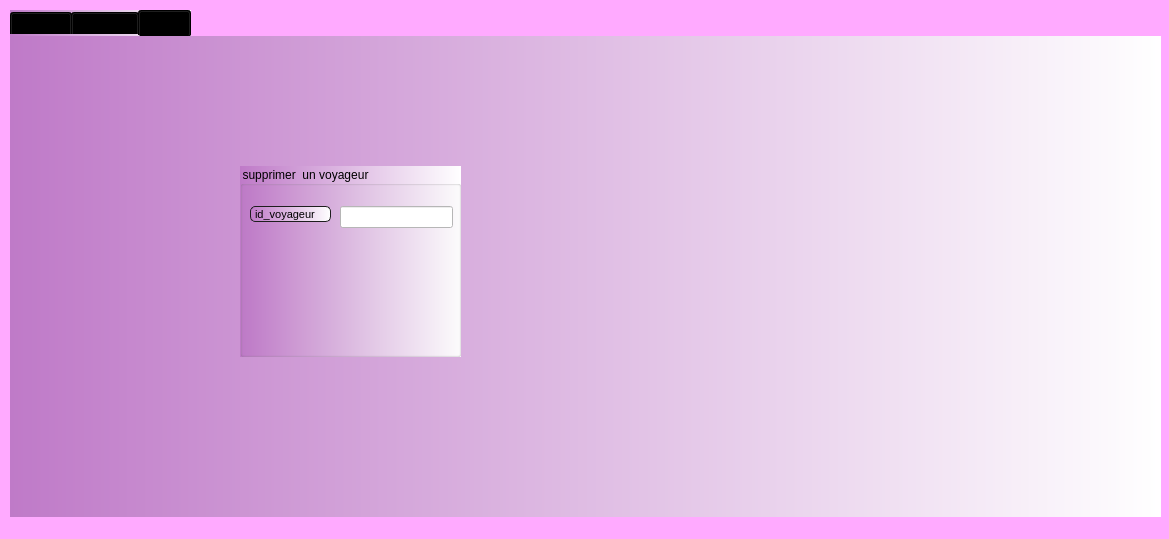
Old version of the form smart_airporttt/mainwindow.ui in the repository eya-sheikhrouhou/smart_airport-.
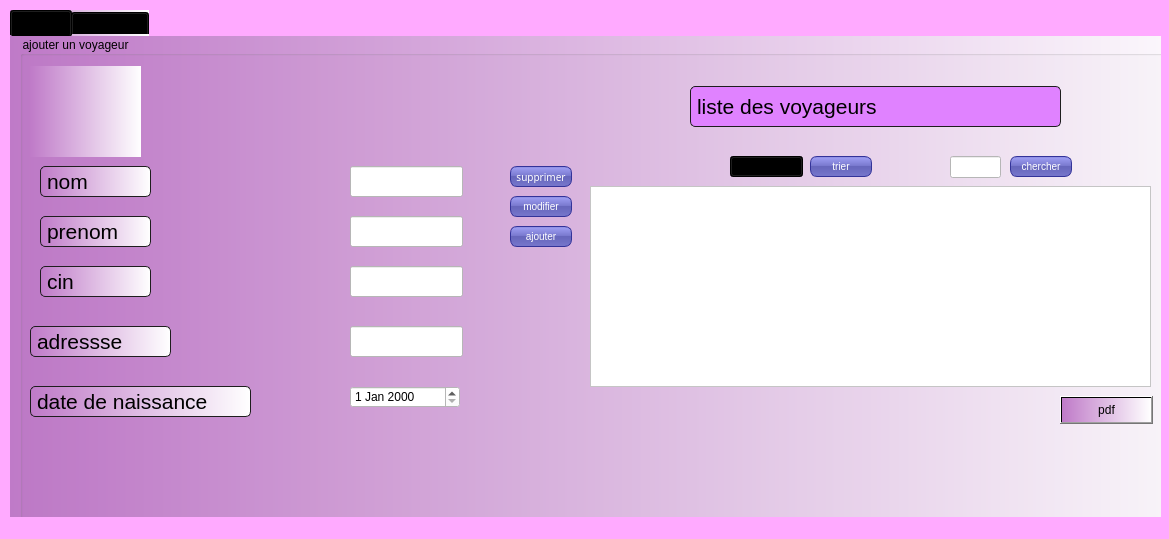
New version of the form. The open tabs and pages were chosen to show the change. Icons and pictures are not drawn.

Patch:
```diff
--- a/smart_airporttt/mainwindow.ui
+++ b/smart_airporttt/mainwindow.ui
@@ -420,6 +420,19 @@
         </property>
        </item>
       </widget>
+      <widget class="QPushButton" name="pushButton">
+       <property name="geometry">
+        <rect>
+         <x>1040</x>
+         <y>360</y>
+         <width>93</width>
+         <height>28</height>
+        </rect>
+       </property>
+       <property name="text">
+        <string>pdf</string>
+       </property>
+      </widget>
       <zorder>label_5</zorder>
       <zorder>label_6</zorder>
       <zorder>lineEdit_nom</zorder>
@@ -624,7 +637,7 @@
     </widget>
     <widget class="QWidget" name="tab">
      <attribute name="title">
-      <string>afficher </string>
+      <string>statistique</string>
      </attribute>
      <widget class="QLabel" name="label_2">
       <property name="geometry">
@@ -635,105 +648,7 @@
         <height>16</height>
        </rect>
       </property>
-      <property name="text">
-       <string/>
-      </property>
-     </widget>
-     <widget class="QLabel" name="label_8">
-      <property name="geometry">
-       <rect>
-        <x>120</x>
-        <y>110</y>
-        <width>91</width>
-        <height>20</height>
-       </rect>
-      </property>
-      <property name="text">
-       <string>trié par</string>
-      </property>
-     </widget>
-    </widget>
-    <widget class="QWidget" name="tab_3">
-     <attribute name="title">
-      <string>Page</string>
-     </attribute>
-     <widget class="QGroupBox" name="groupBox">
-      <property name="geometry">
-       <rect>
-        <x>230</x>
-        <y>130</y>
-        <width>221</width>
-        <height>191</height>
-       </rect>
-      </property>
-      <property name="styleSheet">
-       <string notr="true">
-
-QPushButton {
-color: white;
-background-color: QLinearGradient( x1: 0, y1: 0, x2: 0, y2: 1, stop: 0 #88d, stop: 0.1 #99e, stop: 0.49 #77c, stop: 0.5 #66b, stop: 1 #77c);
-border-width: 1px;
-border-color: #339;
-border-style: solid;
-border-radius: 7;
-padding: 3px;
-font-size: 10px;
-padding-left: 5px;
-padding-right: 5px;
-min-width: 50px;
-max-width: 50px;
-min-height: 13px;
-max-height: 13px;
-}
-
-</string>
-      </property>
-      <property name="title">
-       <string>supprimer  un voyageur</string>
-      </property>
-      <widget class="QLabel" name="label_3">
-       <property name="geometry">
-        <rect>
-         <x>10</x>
-         <y>40</y>
-         <width>81</width>
-         <height>16</height>
-        </rect>
-       </property>
-       <property name="font">
-        <font>
-         <family>MS Shell Dlg 2</family>
-         <pointsize>8</pointsize>
-         <weight>50</weight>
-         <italic>false</italic>
-         <bold>false</bold>
-        </font>
-       </property>
-       <property name="styleSheet">
-        <string notr="true">font: 8pt &quot;Rockwell&quot;;
-font: 8pt &quot;MS Shell Dlg 2&quot;;
-padding: 1px;
-    border-style: solid;
-    border: 1px solid #1e1e1e;
-    border-radius: 5;</string>
-       </property>
-       <property name="text">
-        <string>id_voyageur</string>
-       </property>
-      </widget>
-      <widget class="QLineEdit" name="lineEdit_soc">
-       <property name="geometry">
-        <rect>
-         <x>100</x>
-         <y>40</y>
-         <width>113</width>
-         <height>22</height>
-        </rect>
-       </property>
-       <property name="styleSheet">
-        <string notr="true">background-color: rgb(255, 255, 255);</string>
-       </property>
-      </widget>
+      <layout class="QHBoxLayout" name="horizontalLayout"/>
      </widget>
     </widget>
    </widget>
```
Left out of the diff: 11 changed lines with no effect on the pictures.
